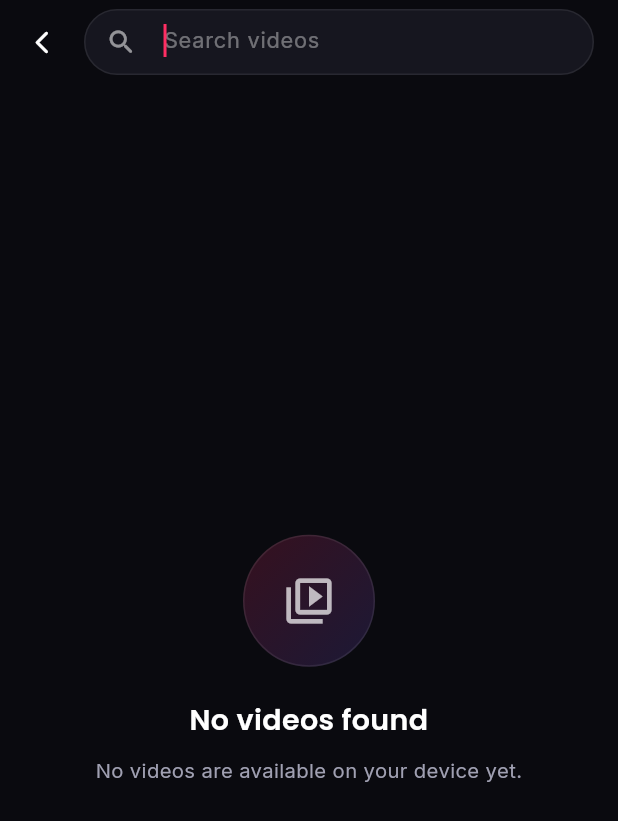
After one commit to suleyman0931/OfflineTikTokVideoPlayerApp, a Flutter app: the SearchScreen screen opened directly, on a phone screen of 412 x 824 dp. The commit adds this screen. Shown: the top 821 px of the screen. Run offline on Flutter 3.47's test engine with Material 3 defaults, Android fonts, the phone set to English and light mode, and no system bars; our stand-ins replace google_fonts, image_picker, permission_handler, share_plus, shared_preferences, video_player; missing offline and left inert: simple_pip_mode, video_thumbnail; accounts and stored records are empty.

Commit message:
Add video search, landscape rotation, TikTok fit and interactive pause/like controls

```diff
--- a/lib/main.dart
+++ b/lib/main.dart
@@ -1,5 +1,4 @@
 import 'package:flutter/material.dart';
-import 'package:flutter/services.dart';
 
 import 'screens/main_navigation.dart';
 import 'utils/app_settings.dart';
@@ -7,10 +6,6 @@ import 'utils/app_theme.dart';
 
 Future<void> main() async {
   WidgetsFlutterBinding.ensureInitialized();
-  await SystemChrome.setPreferredOrientations([
-    DeviceOrientation.portraitUp,
-    DeviceOrientation.portraitDown,
-  ]);
   await AppSettings.ensurePrefsLoaded();
   runApp(const OfflineTikTokPlayer());
 }
--- /dev/null
+++ b/lib/screens/search_screen.dart
@@ -0,0 +1,242 @@
+import 'dart:io';
+import 'package:flutter/material.dart';
+import 'package:flutter/services.dart';
+import 'package:google_fonts/google_fonts.dart';
+
+import '../utils/app_settings.dart';
+import '../utils/app_theme.dart';
+import '../widgets/video_grid_item.dart';
+import 'library_screen.dart';
+
+class SearchScreen extends StatefulWidget {
+  const SearchScreen({super.key});
+
+  @override
+  State<SearchScreen> createState() => _SearchScreenState();
+}
+
+class _SearchScreenState extends State<SearchScreen> {
+  final TextEditingController _searchController = TextEditingController();
+  String _query = '';
+
+  @override
+  void dispose() {
+    _searchController.dispose();
+    super.dispose();
+  }
+
+  void _clear() {
+    HapticFeedback.selectionClick();
+    _searchController.clear();
+    setState(() => _query = '');
+  }
+
+  @override
+  Widget build(BuildContext context) {
+    final width = MediaQuery.sizeOf(context).width;
+    final crossAxisCount = width >= 900 ? 6 : (width >= 600 ? 5 : 3);
+
+    return Scaffold(
+      backgroundColor: AppColors.bg,
+      appBar: AppBar(
+        backgroundColor: AppColors.bg,
+        elevation: 0,
+        surfaceTintColor: Colors.transparent,
+        leading: IconButton(
+          icon: const Icon(Icons.arrow_back_ios_new_rounded,
+              color: Colors.white, size: 18),
+          onPressed: () => Navigator.pop(context),
+        ),
+        titleSpacing: 0,
+        title: Container(
+          height: 44,
+          decoration: BoxDecoration(
+            color: AppColors.surface,
+            borderRadius: BorderRadius.circular(22),
+            border: Border.all(color: Colors.white.withOpacity(0.08)),
+          ),
+          child: TextField(
+            controller: _searchController,
+            autofocus: true,
+            textInputAction: TextInputAction.search,
+            style: GoogleFonts.inter(color: Colors.white, fontSize: 14.5),
+            decoration: InputDecoration(
+              hintText: 'Search videos',
+              hintStyle:
+                  GoogleFonts.inter(color: Colors.white38, fontSize: 14.5),
+              border: InputBorder.none,
+              prefixIcon: const Icon(Icons.search_rounded,
+                  color: Colors.white54, size: 21),
+              suffixIcon: _query.isEmpty
+                  ? null
+                  : IconButton(
+                      icon: const Icon(Icons.close_rounded,
+                          color: Colors.white54, size: 19),
+                      onPressed: _clear,
+                    ),
+              contentPadding: const EdgeInsets.symmetric(vertical: 12),
+            ),
+            onChanged: (value) {
+              setState(() => _query = value.trim().toLowerCase());
+            },
+          ),
+        ),
+        actions: const [SizedBox(width: 16)],
+      ),
+      body: ValueListenableBuilder<List<File>>(
+        valueListenable: AppSettings.allVideos,
+        builder: (context, allVideos, _) {
+          if (allVideos.isEmpty) {
+            return const _SearchEmptyState(
+              icon: Icons.video_library_outlined,
+              title: 'No videos found',
+              message: 'No videos are available on your device yet.',
+            );
+          }
+
+          final filtered = _query.isEmpty
+              ? <File>[]
+              : allVideos.where((file) {
+                  final name = file.uri.pathSegments.last.toLowerCase();
+                  return name.contains(_query);
+                }).toList();
+
+          if (_query.isEmpty) {
+            return _SearchEmptyState(
+              icon: Icons.search_rounded,
+              title: 'Find a video',
+              message:
+                  'Search ${allVideos.length} videos by file name.\nResults appear here instantly.',
+            );
+          }
+
+          if (filtered.isEmpty) {
+            return _SearchEmptyState(
+              icon: Icons.search_off_rounded,
+              title: 'No results',
+              message: 'No videos match "$_query".\nTry a different file name.',
+            );
+          }
+
+          return Column(
+            crossAxisAlignment: CrossAxisAlignment.start,
+            children: [
+              Padding(
+                padding: const EdgeInsets.fromLTRB(16, 10, 16, 10),
+                child: Text(
+                  '${filtered.length} ${filtered.length == 1 ? 'result' : 'results'}',
+                  style: GoogleFonts.inter(
+                    color: AppColors.textSecondary,
+                    fontSize: 12.5,
+                    fontWeight: FontWeight.w600,
+                    letterSpacing: 0.3,
+                  ),
+                ),
+              ),
+              Expanded(
+                child: GridView.builder(
+                  padding: EdgeInsets.fromLTRB(
+                    2,
+                    0,
+                    2,
+                    2 + MediaQuery.paddingOf(context).bottom,
+                  ),
+                  keyboardDismissBehavior:
+                      ScrollViewKeyboardDismissBehavior.onDrag,
+                  gridDelegate: SliverGridDelegateWithFixedCrossAxisCount(
+                    crossAxisCount: crossAxisCount,
+                    crossAxisSpacing: 2,
+                    mainAxisSpacing: 2,
+                    childAspectRatio: 9 / 16,
+                  ),
+                  itemCount: filtered.length,
+                  itemBuilder: (context, index) {
+                    return GestureDetector(
+                      onTap: () {
+                        HapticFeedback.selectionClick();
+                        FocusScope.of(context).unfocus();
+                        Navigator.push(
+                          context,
+                          MaterialPageRoute(
+                            builder: (context) => LibraryVideoFeedScreen(
+                              videos: filtered,
+                              initialIndex: index,
+                            ),
+                          ),
+                        );
+                      },
+                      child: VideoGridItem(videoFile: filtered[index]),
+                    );
+                  },
+                ),
+              ),
+            ],
+          );
+        },
+      ),
+    );
+  }
+}
+
+class _SearchEmptyState extends StatelessWidget {
+  final IconData icon;
+  final String title;
+  final String message;
+
+  const _SearchEmptyState({
+    required this.icon,
+    required this.title,
+    required this.message,
+  });
+
+  @override
+  Widget build(BuildContext context) {
+    return Center(
+      child: Padding(
+        padding: const EdgeInsets.symmetric(horizontal: 40),
+        child: Column(
+          mainAxisSize: MainAxisSize.min,
+          children: [
+            Container(
+              width: 88,
+              height: 88,
+              decoration: BoxDecoration(
+                shape: BoxShape.circle,
+                gradient: LinearGradient(
+                  begin: Alignment.topLeft,
+                  end: Alignment.bottomRight,
+                  colors: [
+                    AppColors.primary.withOpacity(0.18),
+                    AppColors.secondary.withOpacity(0.18),
+                  ],
+                ),
+                border: Border.all(color: Colors.white.withOpacity(0.08)),
+              ),
+              child: Icon(icon, color: Colors.white70, size: 36),
+            ),
+            const SizedBox(height: 22),
+            Text(
+              title,
+              textAlign: TextAlign.center,
+              style: GoogleFonts.poppins(
+                color: Colors.white,
+                fontSize: 19,
+                fontWeight: FontWeight.w600,
+              ),
+            ),
+            const SizedBox(height: 10),
+            Text(
+              message,
+              textAlign: TextAlign.center,
+              style: GoogleFonts.inter(
+                color: AppColors.textSecondary,
+                fontSize: 13.5,
+                height: 1.5,
+              ),
+            ),
+          ],
+        ),
+      ),
+    );
+  }
+}
```
Also changed, not shown: lib/screens/library_screen.dart (+13 -8 lines), lib/screens/main_navigation.dart (+51 -6 lines), lib/screens/video_feed_screen.dart (+19 -12 lines), lib/widgets/tiktok_video_player.dart (+20 -39 lines), lib/widgets/video_controls_overlay.dart (+47 -4 lines).
